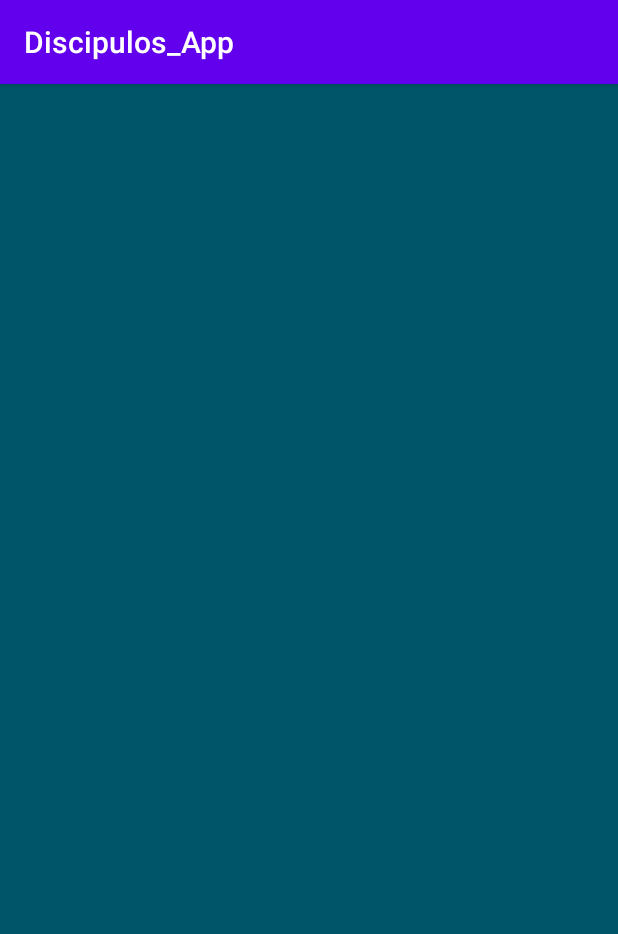
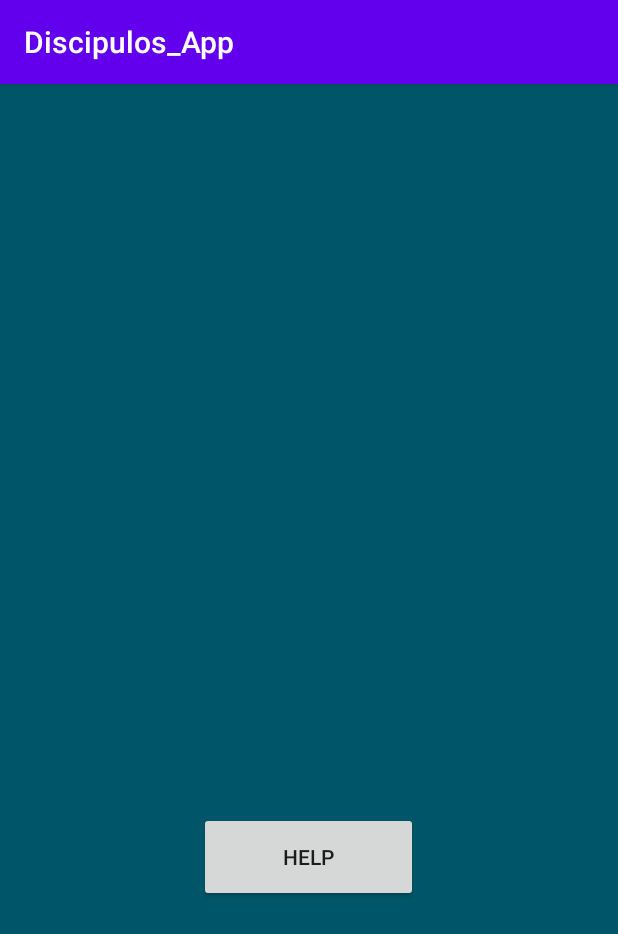
Before and after one commit to Yair0/Discipulos_App, an Android app: the CountryInfoActivity screen opened directly, with no data from a screen before it, on a phone screen of 412 x 824 dp. Shown: the top 934 px of the screen. Run offline under Robolectric (Android 15) with nearby library versions, the phone set to English and light mode, and no system bars; network calls fail; 4 statements that could not run were skipped.

Commit message:
Button Help
Done

```diff
--- a/app/src/main/java/mx/yair/discipulos_app/CountryInfoActivity.kt
+++ b/app/src/main/java/mx/yair/discipulos_app/CountryInfoActivity.kt
@@ -2,6 +2,7 @@ package mx.yair.discipulos_app
 
 import androidx.appcompat.app.AppCompatActivity
 import android.os.Bundle
+import android.view.View
 import kotlinx.android.synthetic.main.activity_country_info.*
 
 
@@ -15,11 +16,21 @@ class CountryInfoActivity : AppCompatActivity() {
         countryName.text = country!!.countryName
         income.text = country!!.income
 
-        if (country!!.income == "Low income"){
+        if (country.income == "Low income"){
             incomeImageView.setImageResource(R.drawable.sad)
 
-        }else if (country!!.income == "High income"){
+            buttonAyudar.visibility = View.VISIBLE
+
+            buttonAyudar.setOnClickListener {
+                textViewHelp.text = "Thank you for your help"
+            }
+
+
+
+        }else if (country.income == "High income"){
             incomeImageView.setImageResource(R.drawable.happy)
+            buttonAyudar.visibility = View.INVISIBLE
+            textViewHelp.visibility = View.INVISIBLE
         }
 
     }
--- a/app/src/main/res/layout/activity_country_info.xml
+++ b/app/src/main/res/layout/activity_country_info.xml
@@ -37,8 +37,32 @@
         android:layout_height="wrap_content"
         app:layout_constraintBottom_toBottomOf="parent"
         app:layout_constraintEnd_toEndOf="parent"
+        app:layout_constraintHorizontal_bias="0.498"
         app:layout_constraintStart_toStartOf="parent"
         app:layout_constraintTop_toBottomOf="@+id/income"
+        app:layout_constraintVertical_bias="0.22"
         tools:srcCompat="@tools:sample/avatars" />
 
+    <Button
+        android:id="@+id/buttonAyudar"
+        android:layout_width="146dp"
+        android:layout_height="60dp"
+        android:text="Help"
+        app:layout_constraintBottom_toBottomOf="parent"
+        app:layout_constraintEnd_toEndOf="parent"
+        app:layout_constraintHorizontal_bias="0.498"
+        app:layout_constraintStart_toStartOf="parent"
+        app:layout_constraintTop_toBottomOf="@+id/incomeImageView"
+        app:layout_constraintVertical_bias="0.281"
+        tools:visibility="gone" />
+
+    <TextView
+        android:id="@+id/textViewHelp"
+        android:layout_width="wrap_content"
+        android:layout_height="wrap_content"
+        app:layout_constraintBottom_toBottomOf="parent"
+        app:layout_constraintEnd_toEndOf="parent"
+        app:layout_constraintStart_toStartOf="parent"
+        app:layout_constraintTop_toBottomOf="@+id/buttonAyudar" />
+
 </androidx.constraintlayout.widget.ConstraintLayout>
```
